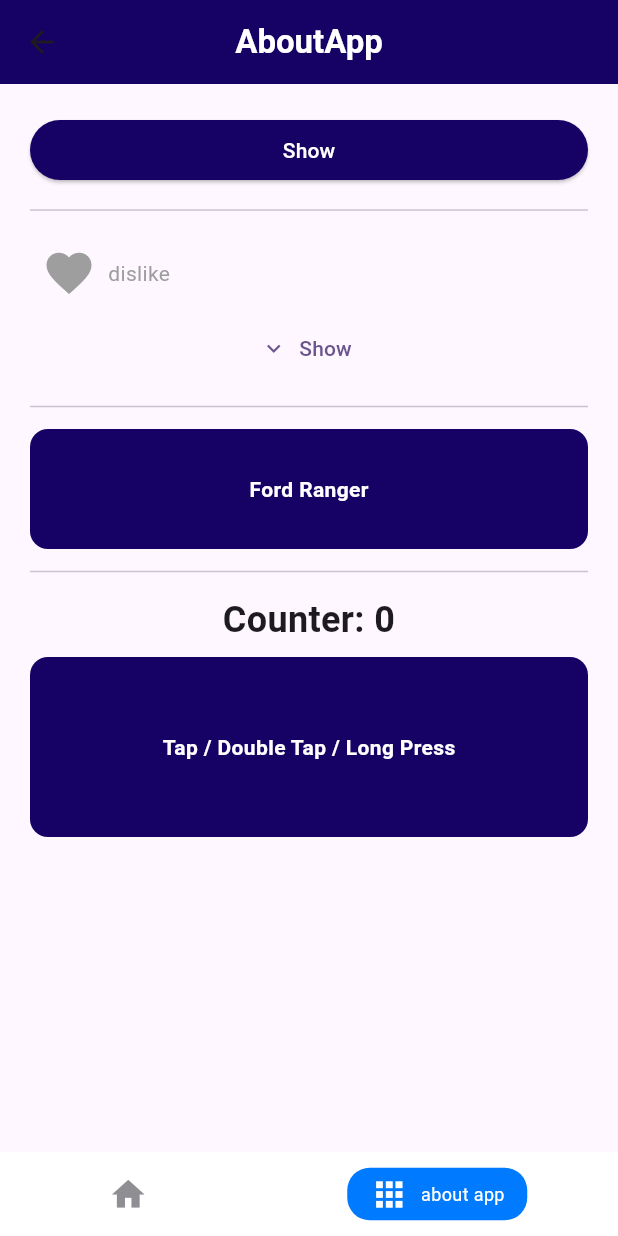
After one commit to nobodyproject94/project_nobody, a Flutter app: the AboutAppScreen screen opened directly, item 2 of the bottom bar chosen, on a phone screen of 412 x 824 dp. The commit adds this screen. Run offline on Flutter 3.47's test engine with Material 3 defaults, Android fonts, the phone set to English and light mode, and no system bars; drawn by our look-alikes of persistent_bottom_nav_bar_v2; our stand-ins replace fluttertoast.

Commit message:
Tugas8Flutter

```diff
--- /dev/null
+++ b/lib/day_1/about_app_screen.dart
@@ -0,0 +1,33 @@
+import 'package:flutter/material.dart';
+import 'package:persistent_bottom_nav_bar_v2/persistent_bottom_nav_bar_v2.dart';
+import 'package:project_nobody/day_1/tugas_7_flutter.dart';
+import 'package:project_nobody/day_1/tugas_8_flutter_2.dart';
+
+class AboutAppScreen extends StatefulWidget {
+  const AboutAppScreen({super.key});
+
+  @override
+  State<AboutAppScreen> createState() => _AboutAppScreenState();
+}
+
+class _AboutAppScreenState extends State<AboutAppScreen> {
+  @override
+  Widget build(BuildContext context) {
+    return Scaffold(
+      bottomNavigationBar: PersistentTabView(
+        tabs: [
+          PersistentTabConfig(
+            screen: Tugas7Flutter(),
+            item: ItemConfig(icon: Icon(Icons.home), title: "Home"),
+          ),
+          PersistentTabConfig(
+            screen: Tugas8Flutter2(),
+            item: ItemConfig(icon: Icon(Icons.apps_sharp), title: "about app"),
+          ),
+        ],
+        navBarBuilder: (navBarConfig) =>
+            Style8BottomNavBar(navBarConfig: navBarConfig),
+      ),
+    );
+  }
+}
--- a/lib/day_1/tugas_6_flutter.dart
+++ b/lib/day_1/tugas_6_flutter.dart
@@ -1,8 +1,11 @@
 import 'package:flutter/material.dart';
+import 'package:project_nobody/day_1/about_app_screen.dart';
 import 'package:project_nobody/day_1/extension/extension_navigator.dart';
+import 'package:project_nobody/day_1/tugas_8_flutter.dart';
 import 'package:project_nobody/day_1/tugas_4_flutter.dart';
 import 'package:project_nobody/day_1/tugas_5_flutter.dart';
 import 'package:fluttertoast/fluttertoast.dart';
+import 'package:project_nobody/day_1/tugas_7_flutter.dart';
 
 class Tugas6Flutter extends StatefulWidget {
   const Tugas6Flutter({super.key});
@@ -140,7 +143,7 @@ class _Tugas6FlutterState extends State<Tugas6Flutter> {
                               actions: [
                                 TextButton(
                                   onPressed: () {
-                                    context.push(Tugas5Flutter());
+                                    context.push(AboutAppScreen());
                                   },
                                   child: const Text("Continue"),
                                 ),
@@ -255,7 +258,7 @@ class _Tugas6FlutterState extends State<Tugas6Flutter> {
                     ),
                     GestureDetector(
                       onTap: () {
-                        context.push(Tugas4Flutter());
+                        context.push(Tugas7Flutter());
                       },
                       child: const Text(
                         "Log In",
--- a/lib/day_1/tugas_7_flutter.dart
+++ b/lib/day_1/tugas_7_flutter.dart
@@ -20,6 +20,7 @@ class _Tugas7FlutterState extends State<Tugas7Flutter> {
       backgroundColor: darkMode ? Colors.grey[900] : Colors.white,
       appBar: AppBar(
         title: const Text('Input Interaktif'),
+        centerTitle: true,
         backgroundColor: darkMode
             ? Colors.black87
             : const Color.fromARGB(255, 22, 1, 100),
--- /dev/null
+++ b/lib/day_1/tugas_8_flutter.dart
@@ -0,0 +1,48 @@
+import 'package:flutter/material.dart';
+import 'package:project_nobody/day_1/tugas_7_flutter.dart';
+
+class Tugas8Flutter extends StatefulWidget {
+  const Tugas8Flutter({super.key});
+
+  @override
+  State<Tugas8Flutter> createState() => _Tugas8FlutterState();
+}
+
+/// Flutter code sample for [BottomNavigationBar].
+
+class _Tugas8FlutterState extends State<Tugas8Flutter> {
+  int _selectedIndex = 0;
+
+  static const List<Widget> _widgetOptions = <Widget>[
+    Tugas7Flutter(),
+    Text('MaestroNesia'),
+    //Text('Index 2: School'),
+  ];
+
+  void _onItemTapped(int index) {
+    setState(() {
+      _selectedIndex = index;
+    });
+  }
+
+  @override
+  Widget build(BuildContext context) {
+    return Scaffold(
+      //appBar: AppBar(title: const Text('BottomNavigationBar Sample')),
+      body: Center(child: _widgetOptions.elementAt(_selectedIndex)),
+      bottomNavigationBar: BottomNavigationBar(
+        items: const <BottomNavigationBarItem>[
+          BottomNavigationBarItem(icon: Icon(Icons.home), label: 'Home'),
+          // BottomNavigationBarItem(
+          //   icon: Icon(Icons.business),
+          //   label: 'Business',
+          // ),
+          BottomNavigationBarItem(icon: Icon(Icons.person), label: 'profile'),
+        ],
+        currentIndex: _selectedIndex,
+        selectedItemColor: Colors.amber[800],
+        onTap: _onItemTapped,
+      ),
+    );
+  }
+}
--- /dev/null
+++ b/lib/day_1/tugas_8_flutter_2.dart
@@ -0,0 +1,181 @@
+import 'package:flutter/material.dart';
+
+class Tugas8Flutter2 extends StatefulWidget {
+  const Tugas8Flutter2({super.key});
+
+  @override
+  State<Tugas8Flutter2> createState() => _Tugas8Flutter2gas5FlutterState();
+}
+
+class _Tugas8Flutter2gas5FlutterState extends State<Tugas8Flutter2> {
+  bool showSecret = false;
+  bool isLiked = false;
+  bool showDeskripsi = false;
+  String pesanInkWell = '';
+  int nilaiCounter = 0;
+  @override
+  Widget build(BuildContext context) {
+    return Scaffold(
+      appBar: AppBar(
+        title: const Text(
+          'AboutApp',
+          style: TextStyle(color: Colors.white, fontWeight: FontWeight.w700),
+        ),
+        centerTitle: true,
+        backgroundColor: const Color.fromARGB(255, 22, 1, 100),
+      ),
+      body: SingleChildScrollView(
+        padding: const EdgeInsets.all(20),
+        child: Column(
+          crossAxisAlignment: CrossAxisAlignment.stretch,
+          children: [
+            ElevatedButton(
+              style: ElevatedButton.styleFrom(
+                backgroundColor: const Color.fromARGB(255, 22, 1, 100),
+                foregroundColor: Colors.white,
+              ),
+              onPressed: () {
+                setState(() => showSecret = !showSecret);
+              },
+              child: Text(showSecret ? 'Hide' : 'Show'),
+            ),
+            if (showSecret)
+              Container(
+                margin: const EdgeInsets.only(top: 8),
+                padding: const EdgeInsets.all(12),
+                decoration: BoxDecoration(
+                  color: Colors.blue.shade50,
+                  borderRadius: BorderRadius.circular(8),
+                  border: Border.all(
+                    color: const Color.fromARGB(255, 22, 1, 100),
+                  ),
+                ),
+                child: const Text('MaestroNesia'),
+              ),
+            const Divider(height: 32),
+            Row(
+              children: [
+                IconButton(
+                  iconSize: 36,
+                  onPressed: () {
+                    setState(() => isLiked = !isLiked);
+                  },
+                  icon: Icon(
+                    Icons.favorite,
+                    color: isLiked ? Colors.red : Colors.grey,
+                  ),
+                ),
+                Text(
+                  isLiked ? '❤️ like!' : 'dislike',
+                  style: TextStyle(color: isLiked ? Colors.red : Colors.grey),
+                ),
+                const Divider(height: 30),
+              ],
+            ),
+            TextButton.icon(
+              onPressed: () {
+                setState(() => showDeskripsi = !showDeskripsi);
+              },
+              icon: Icon(showDeskripsi ? Icons.expand_less : Icons.expand_more),
+              label: Text(showDeskripsi ? 'Hide' : 'Show'),
+            ),
+            if (showDeskripsi)
+              Container(
+                padding: const EdgeInsets.all(13),
+                decoration: BoxDecoration(
+                  color: const Color.fromARGB(255, 22, 1, 100),
+                  borderRadius: BorderRadius.circular(9),
+                  border: Border.all(
+                    color: const Color.fromARGB(255, 22, 1, 100),
+                  ),
+                ),
+                child: ClipRRect(
+                  borderRadius: BorderRadius.circular(9),
+                  child: Image.asset(
+                    'assets/images/ford_ranger.avif',
+                    width: double.infinity,
+                    fit: BoxFit.cover,
+                  ),
+                ),
+              ),
+            const Divider(height: 30),
+            InkWell(
+              borderRadius: BorderRadius.circular(12),
+              onTap: () {
+                setState(() {
+                  setState(() => pesanInkWell = '✅ detection!');
+                  debugPrint('detection');
+                });
+              },
+              child: Ink(
+                decoration: BoxDecoration(
+                  color: const Color.fromARGB(255, 22, 1, 100),
+                  borderRadius: BorderRadius.circular(12),
+                ),
+                child: const SizedBox(
+                  height: 80,
+                  child: Center(
+                    child: Text(
+                      'Ford Ranger',
+                      style: TextStyle(
+                        color: Colors.white,
+                        fontWeight: FontWeight.bold,
+                      ),
+                    ),
+                  ),
+                ),
+              ),
+            ),
+            if (pesanInkWell.isNotEmpty)
+              Padding(
+                padding: const EdgeInsetsGeometry.only(top: 8),
+                child: Text(
+                  pesanInkWell,
+                  style: const TextStyle(
+                    color: Color.fromARGB(255, 22, 1, 100),
+                  ),
+                ),
+              ),
+            const Divider(height: 30),
+            Text(
+              'Counter: $nilaiCounter',
+              style: const TextStyle(fontSize: 24, fontWeight: FontWeight.bold),
+              textAlign: TextAlign.center,
+            ),
+            const SizedBox(height: 8),
+            GestureDetector(
+              onTap: () {
+                setState(() => nilaiCounter += 1);
+                debugPrint('Ditekan sekali');
+              },
+              onDoubleTap: () {
+                setState(() => nilaiCounter += 2);
+                debugPrint('Ditekan dua kali');
+              },
+              onLongPress: () {
+                setState(() => nilaiCounter += 3);
+                debugPrint('Tahan lama');
+              },
+              child: Container(
+                height: 120,
+                decoration: BoxDecoration(
+                  color: const Color.fromARGB(255, 22, 1, 100),
+                  borderRadius: BorderRadius.circular(12),
+                ),
+                child: const Center(
+                  child: Text(
+                    'Tap / Double Tap / Long Press',
+                    style: TextStyle(
+                      color: Colors.white,
+                      fontWeight: FontWeight.bold,
+                    ),
+                  ),
+                ),
+              ),
+            ),
+          ],
+        ),
+      ),
+    );
+  }
+}
--- a/lib/main.dart
+++ b/lib/main.dart
@@ -1,5 +1,6 @@
 import 'package:flutter/material.dart';
 import 'package:project_nobody/day_1/splashscreen_tugas6_flutter.dart';
+import 'package:project_nobody/day_1/tugas_8_flutter.dart';
 import 'package:project_nobody/day_1/tugas_4_flutter.dart';
 import 'package:project_nobody/day_1/tugas_5_flutter.dart';
 import 'package:project_nobody/day_1/tugas_6_flutter.dart';
@@ -40,12 +41,13 @@ class MyApp extends StatelessWidget {
           seedColor: const Color.fromARGB(255, 146, 120, 192),
         ),
       ),
-      // initialRoute: '/',
-      // routes: {
-      //   '/': (context) => Splashscreen(),
-      //   '/login': (context) => Tugas6Flutter(),
-      // },
-      home: Tugas7Flutter(),
+      initialRoute: '/',
+      routes: {
+        '/': (context) => Splashscreen(),
+        '/login': (context) => Tugas6Flutter(),
+        //'/home': (context) => Tugas7Flutter(),
+      },
+      //home: Tugas8flutter(),
     );
   }
 }
--- a/pubspec.yaml
+++ b/pubspec.yaml
@@ -35,6 +35,7 @@ dependencies:
   # Use with the CupertinoIcons class for iOS style icons.
   cupertino_icons: ^1.0.8
   fluttertoast: ^9.0.0
+  persistent_bottom_nav_bar_v2: ^6.3.2
 
 dev_dependencies:
   flutter_test:
```
Also changed, not shown: assets/images/tugas_flutter_5.dart (deleted), lib/day_1/tugas_flutter_5.dart (added), pubspec.lock.
